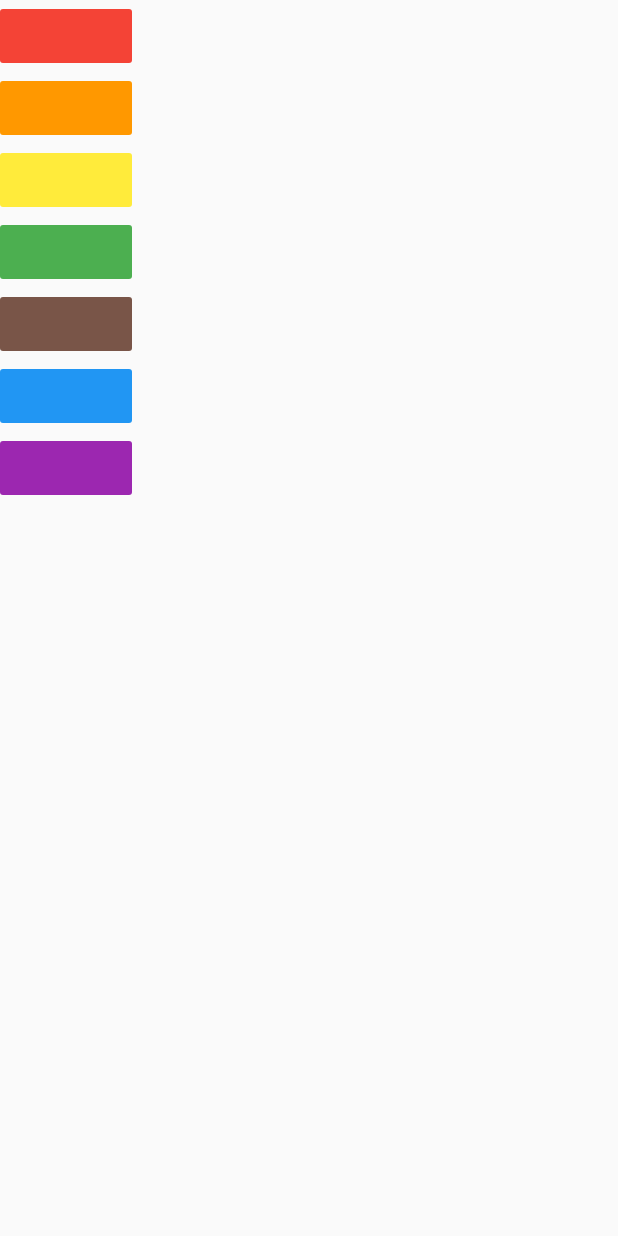
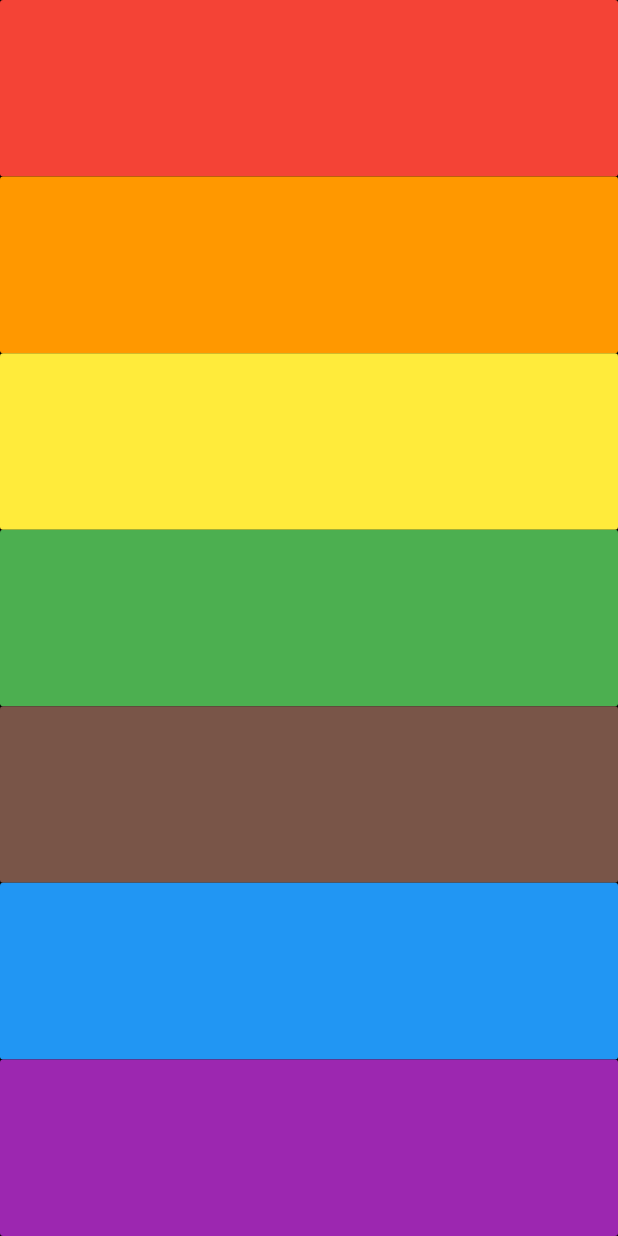
Before and after one commit to gauravxdhingra/Xylophone-Flutter, a Flutter app: the screen it shows after launch, on a phone screen of 412 x 824 dp. Run offline on Flutter 3.47's test engine with Material 2 defaults, Android fonts, the phone set to English and light mode, and no system bars; our stand-ins replace audioplayers.

```diff
--- a/lib/main.dart
+++ b/lib/main.dart
@@ -4,13 +4,15 @@ import 'package:audioplayers/audio_cache.dart';
 void main() => runApp(XylophoneApp());
 
 Widget xyloBar(Color color, int note) {
-  return FlatButton(
+  return Expanded(
+    child: FlatButton(
       color: color,
       onPressed: () {
         final player = AudioCache();
         player.play('note$note.wav');
       },
       child: Text(''),
+    ),
   );
 }
 
@@ -18,9 +20,12 @@ class XylophoneApp extends StatelessWidget {
   @override
   Widget build(BuildContext context) {
     return MaterialApp(
+      debugShowCheckedModeBanner: false,
       home: Scaffold(
+        backgroundColor: Colors.black,
         body: SafeArea(
           child: Column(
+            crossAxisAlignment: CrossAxisAlignment.stretch,
             children: <Widget>[
               xyloBar(Colors.red, 1),
               xyloBar(Colors.orange, 2),
```
Also changed, not shown: pubspec.yaml (+8 -3 lines). Lines whose indentation alone changed are shown as unchanged.
